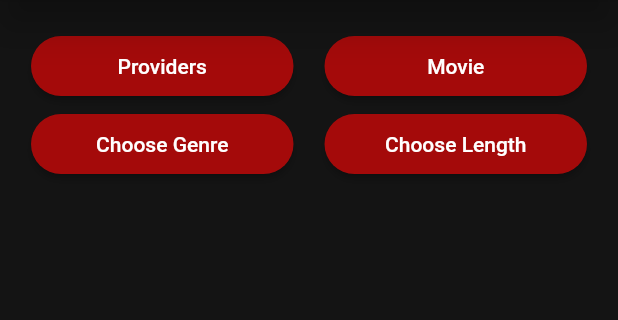
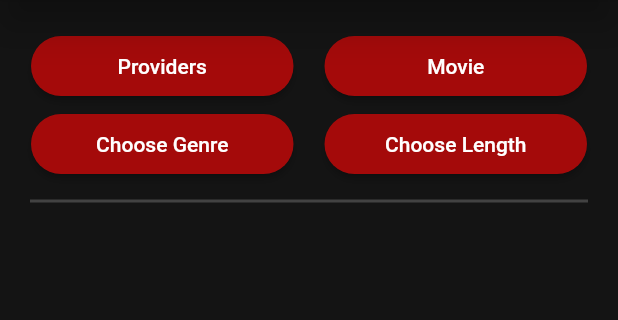
Before and after one commit to WTMTeam/WheresThatMovie, a Flutter app: the screen it shows after launch, in the side drawer, after a tap on "Magic", on a phone screen of 412 x 824 dp, the part 84-404 px from its top. Run offline on Flutter 3.47's test engine with Material 2 defaults, Android fonts, the phone set to English and light mode, and no system bars; our stand-ins replace cached_network_image, dropdown_search, expandable_page_view, flutter_rating_bar, get, shared_preferences and 1 more; missing offline and left inert: device_apps, tmdb_api; accounts and stored records are empty.

Commit message:
Displaying the selected providers
Displaying the selected providers
Fixed issue with closing the OptionsDialog.

```diff
--- a/wheres_that_movie/lib/screens/suggestions/options_dialog.dart
+++ b/wheres_that_movie/lib/screens/suggestions/options_dialog.dart
@@ -80,7 +80,8 @@ class _OptionsDialogState extends State<OptionsDialog> {
                         color: Colors.green.shade800,
                       ),
                 onPressed: () {
-                  if (widget.button == "Provider") {
+                  if (widget.button == "Provider" &&
+                      selectedProviders.isNotEmpty) {
                     widget.onOptionSelected(selectedProviders);
                   }
 
--- a/wheres_that_movie/lib/screens/suggestions/suggestions.dart
+++ b/wheres_that_movie/lib/screens/suggestions/suggestions.dart
@@ -226,6 +226,41 @@ class _SuggestionsState extends State<Suggestions> {
                   ),
                 ],
               ),
+              Padding(
+                padding:
+                    const EdgeInsets.symmetric(vertical: 6.0, horizontal: 20.0),
+                child: Divider(
+                  thickness: 2.0,
+                  color: Theme.of(context).highlightColor,
+                ),
+              ),
+              if (currentProviders != null)
+                Wrap(
+                  spacing: 8.0,
+                  children: currentProviders!
+                      .map(
+                        (provider) => ElevatedButton(
+                          onPressed: () {
+                            // Handle the button press for the selected provider
+                            // You can add specific functionality here
+                            print(provider.providerName);
+                          },
+                          style: ElevatedButton.styleFrom(
+                              minimumSize: const Size(100, 40),
+                              shape: RoundedRectangleBorder(
+                                borderRadius: BorderRadius.circular(20.0),
+                              ),
+                              backgroundColor: Colors.transparent,
+                              // foregroundColor: Theme.of(context).primaryColor,
+                              elevation: 0,
+                              side: BorderSide(
+                                  width: 2.0,
+                                  color: Theme.of(context).primaryColor)),
+                          child: Text(provider.providerName),
+                        ),
+                      )
+                      .toList(),
+                ),
             ],
           ),
         )));
```
